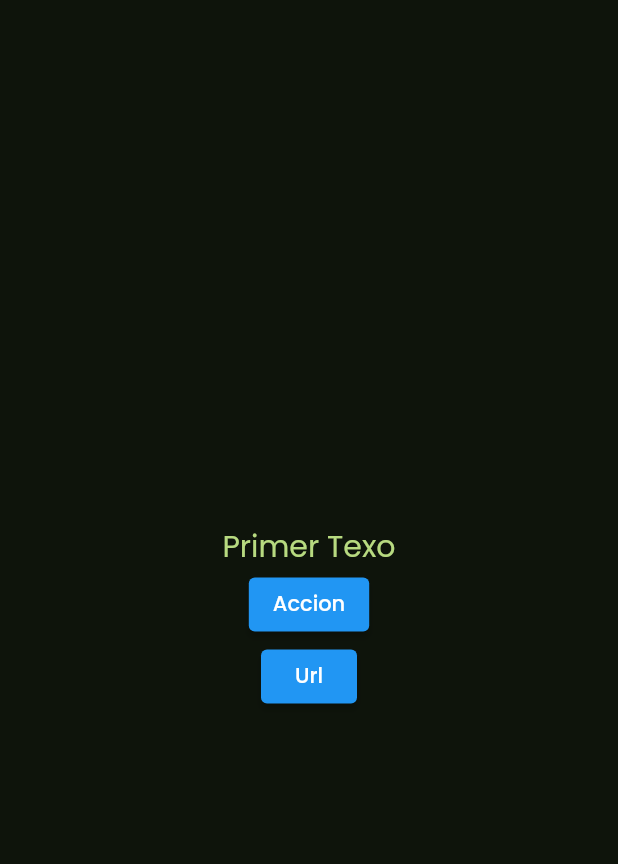
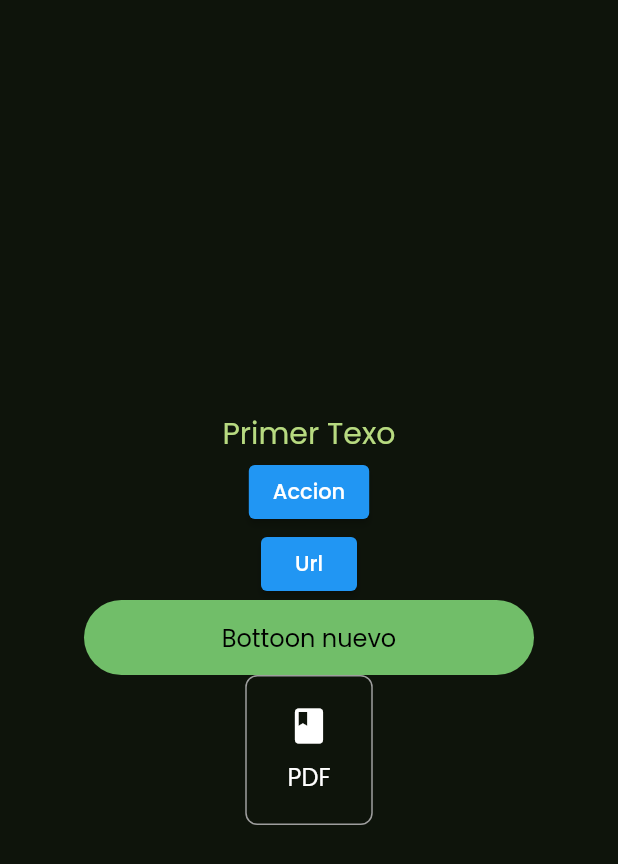
Before and after one commit to JepcDev/nocu, a Flutter app: the screen it shows after launch, on a phone screen of 412 x 824 dp. Shown: the top 864 px of the screen. Run offline on Flutter 3.47's test engine with Material 2 defaults, Android fonts, the phone set to English and light mode, and no system bars; our stand-ins replace google_fonts, shared_preferences.

Commit message:
ADD Buttons

```diff
--- a/lib/src/ui/pages/home_page.dart
+++ b/lib/src/ui/pages/home_page.dart
@@ -1,6 +1,8 @@
 import 'package:flutter/material.dart';
 
 import 'package:nocu/src/core/controllers/theme_controller.dart';
+import 'package:nocu/src/ui/widgets/buttons/card_button.dart';
+import 'package:nocu/src/ui/widgets/buttons/simple_buttons.dart';
 // import 'package:nocu/src/core/models/note.dart';
 // import 'package:url_launcher/url_launcher.dart';
 import 'package:url_launcher/url_launcher_string.dart';
@@ -44,6 +46,11 @@ class HomePage extends StatelessWidget {
                         }
                       },
                       child: Text("Url")),
+                  MediumButton(
+                    title: "Bottoon nuevo",
+                    onTap: (){},
+                  ),
+                  CardButton(title: "PDF", icon: Icons.book,)
                 ],
               ));
         });
--- /dev/null
+++ b/lib/src/ui/widgets/buttons/card_button.dart
@@ -0,0 +1,48 @@
+import 'package:flutter/material.dart';
+import 'package:nocu/src/core/controllers/theme_controller.dart';
+
+class CardButton extends StatelessWidget {
+  final String title;
+  final bool primaryColor;
+  final IconData? icon;
+  final Function? onTap;
+  const CardButton(
+      {Key? key,
+      this.title = "",
+      this.primaryColor = true,
+      this.icon,
+      this.onTap})
+      : super(key: key);
+
+  Color getColorButton() {
+    return ThemeController.instance.background();
+  }
+
+  Color getColorText() {
+    return ThemeController.instance.brightnessValue
+        ? Colors.black
+        : Colors.white;
+  }
+
+  @override
+  Widget build(BuildContext context) {
+    return Container(
+      width: 85,
+      height: 100,
+      decoration: BoxDecoration(
+        border: Border.all(color: Colors.grey),
+          color: getColorButton(), borderRadius: BorderRadius.circular(8)),
+      child: Column(
+        mainAxisAlignment: MainAxisAlignment.center,
+        children: [
+          icon != null ? Icon(icon, size: 28, color: getColorText(),) : SizedBox(),
+          SizedBox(height: 8),
+          Text(
+            title,
+            style: TextStyle(color: getColorText(), fontSize: 16),
+          )
+        ],
+      ),
+    );
+  }
+}
--- /dev/null
+++ b/lib/src/ui/widgets/buttons/simple_buttons.dart
@@ -0,0 +1,49 @@
+import 'package:flutter/material.dart';
+import 'package:nocu/src/core/controllers/theme_controller.dart';
+
+class MediumButton extends StatelessWidget {
+  final String title;
+  final bool primaryColor;
+  final IconData? icon;
+  final Function? onTap;
+  const MediumButton(
+      {Key? key,
+      this.title = "",
+      this.primaryColor = true,
+      this.icon,
+      this.onTap})
+      : super(key: key);
+
+  Color getColorButton() {
+    return this.primaryColor
+        ? ThemeController.instance.primaryButton()
+        : ThemeController.instance.secondaryButton();
+  }
+
+  Color getColorText() {
+    return !ThemeController.instance.brightnessValue
+        ? Colors.black
+        : Colors.white;
+  }
+
+  @override
+  Widget build(BuildContext context) {
+    return Container(
+      width: 300,
+      height: 50,
+      decoration: BoxDecoration(
+          color: getColorButton(), borderRadius: BorderRadius.circular(32)),
+      child: Row(
+        mainAxisAlignment: MainAxisAlignment.center,
+        children: [
+          icon != null ? Icon(icon) : SizedBox(),
+          SizedBox(width: icon != null ? 8 : 0),
+          Text(
+            title,
+            style: TextStyle(color: getColorText(), fontSize: 16),
+          )
+        ],
+      ),
+    );
+  }
+}
```
